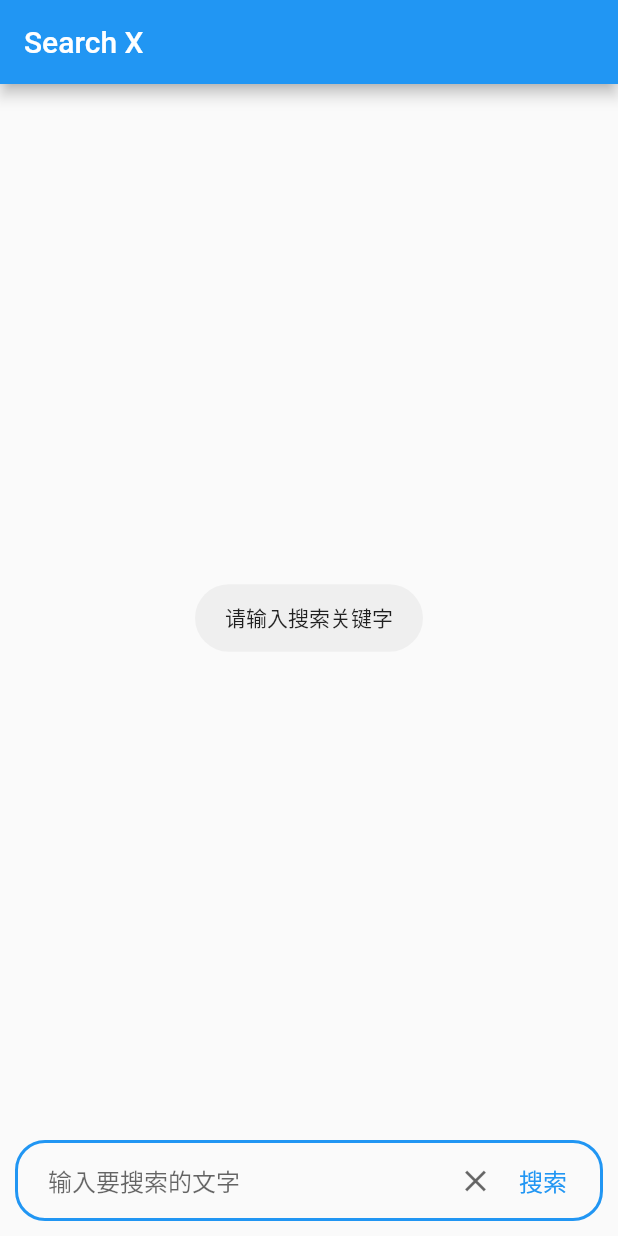
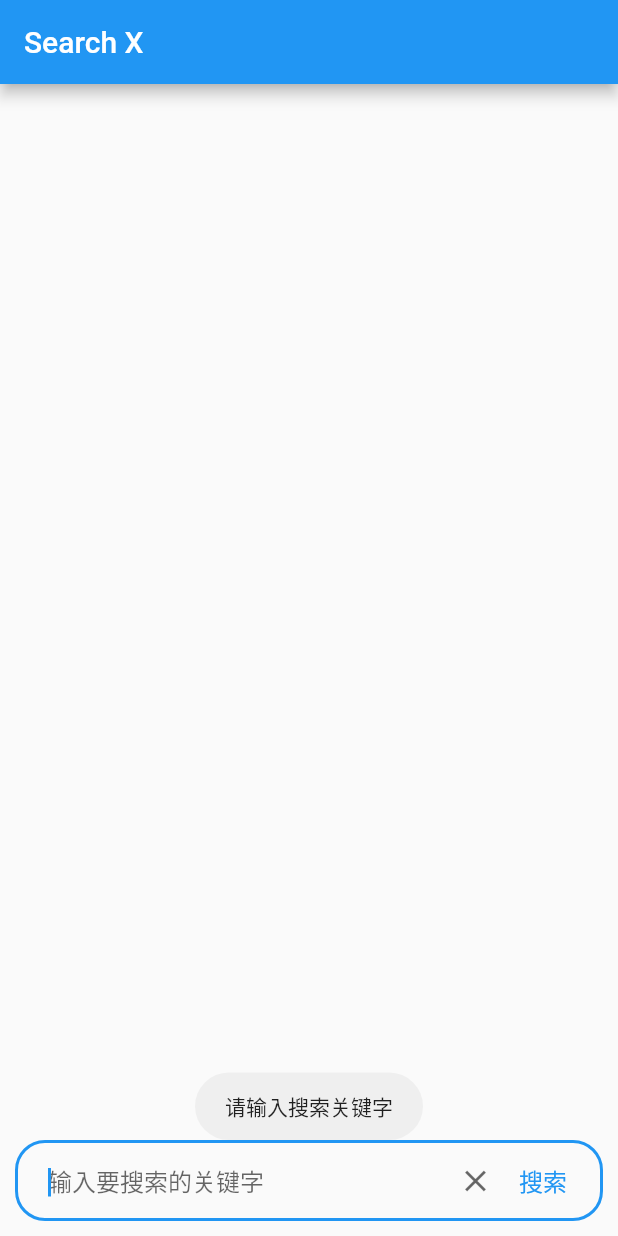
Before and after one commit to changer0/search_x, a Flutter app: the screen it shows after launch, after a tap on "搜索", on a phone screen of 412 x 824 dp. Run offline on Flutter 3.47's test engine with Material 2 defaults, Android fonts, the phone set to English and light mode, and no system bars; our stand-ins replace dio, fluttertoast.

Commit message:
feat: 优化搜索体验, 修改 App Name

```diff
--- a/lib/main.dart
+++ b/lib/main.dart
@@ -189,7 +189,7 @@ class _HomePageState extends State<HomePage> {
                   goSearch();
                 },
                 decoration: InputDecoration(
-                    hintText: "输入要搜索的文字", border: InputBorder.none),
+                    hintText: "输入要搜索的关键字", border: InputBorder.none),
                 maxLines: 1,
               )),
               GestureDetector(
@@ -246,11 +246,11 @@ class _HomePageState extends State<HomePage> {
   /// 触发搜索
   void goSearch() {
     String searchKey = searchTextController.text;
-    focusNode.unfocus();
     _startIndex = 0;
     if (searchKey.isEmpty) {
       ToastUtils.showToast("请输入搜索关键字");
     } else {
+      focusNode.unfocus();
       setState(() {
         _centerTipString = "正在搜索, 请稍候...";
       });
--- a/lib/toast_utils.dart
+++ b/lib/toast_utils.dart
@@ -5,7 +5,7 @@ class ToastUtils {
   static showToast(String msg) {
     Fluttertoast.showToast(
       msg: msg,
-      gravity: ToastGravity.CENTER
+      gravity: ToastGravity.BOTTOM
     );
   }
 }
```
Also changed, not shown: 2 other files.
